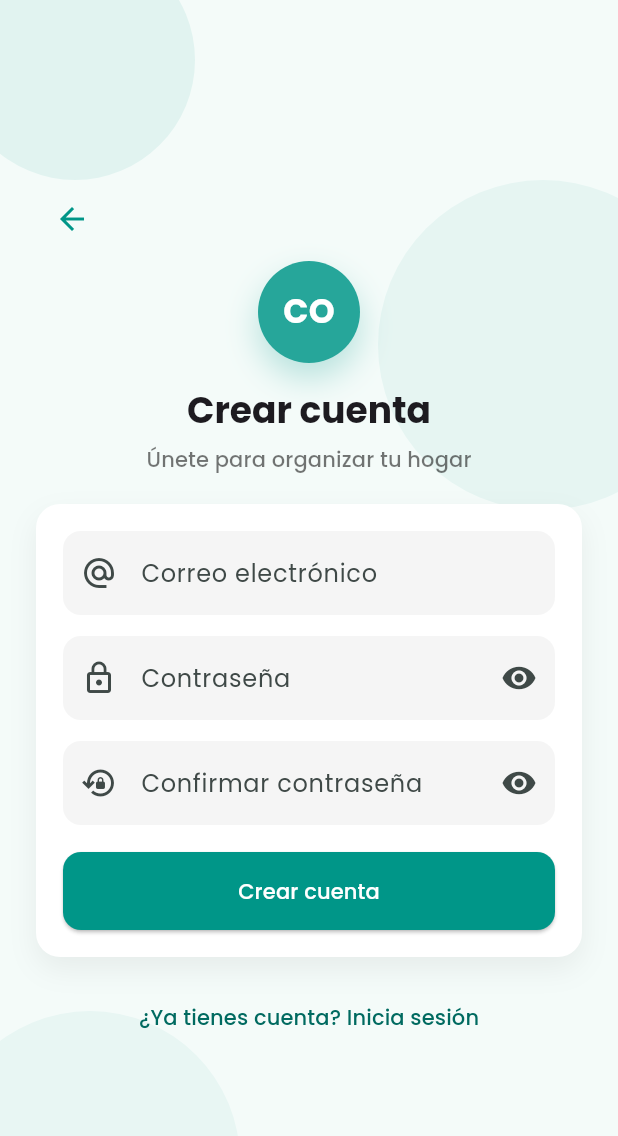
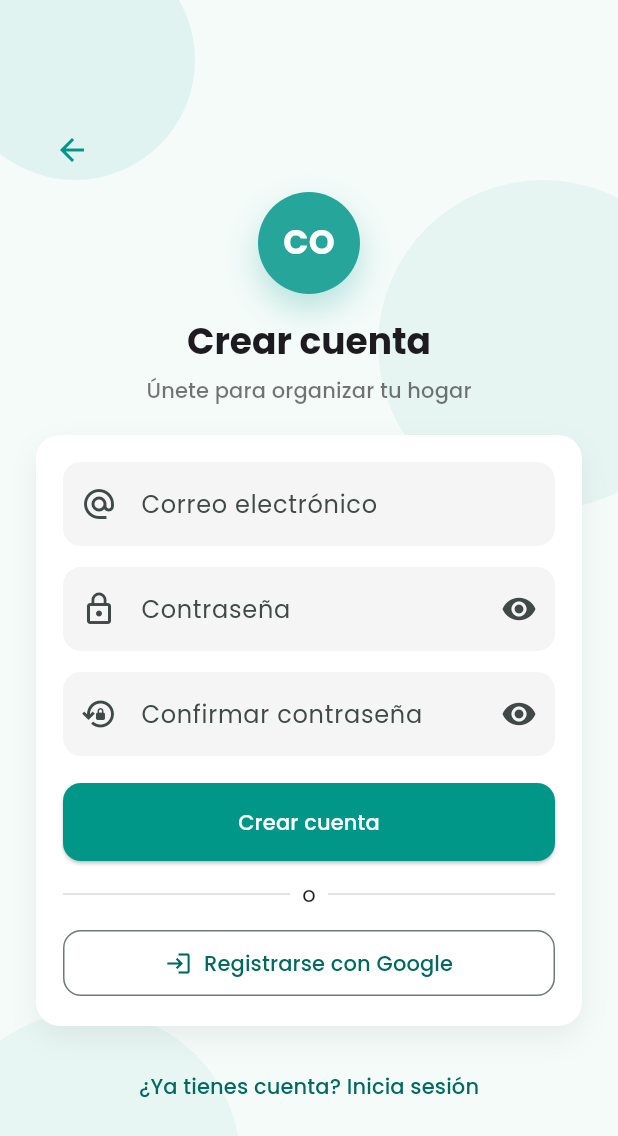
Before and after one commit to kytronApps/casa_en_orden, a Flutter app: the RegisterScreen screen opened by its route, on a phone screen of 412 x 824 dp. Shown: the top 1136 px of the screen. Run offline on Flutter 3.47's test engine with Material 3 defaults, Android fonts, the phone set to English and light mode, and no system bars; our stand-ins replace flutter_dotenv, google_fonts, image_picker, shared_preferences, supabase_flutter; accounts and stored records are empty; network calls fail.

```diff
--- a/casa_en_orden/lib/features/auth/ui/register_screen.dart
+++ b/casa_en_orden/lib/features/auth/ui/register_screen.dart
@@ -1,8 +1,8 @@
 import 'package:flutter/material.dart';
-import 'package:casa_en_orden/features/auth/ui/register_screen.dart';
+import 'package:flutter/foundation.dart';
 import 'package:casa_en_orden/features/auth/ui/login_screen.dart';
 import 'package:google_fonts/google_fonts.dart';
-import 'package:supabase_flutter/supabase_flutter.dart';
+import 'package:supabase_flutter/supabase_flutter.dart' as supabase;
 
 class RegisterScreen extends StatefulWidget {
   const RegisterScreen({super.key});
@@ -21,7 +21,7 @@ class _RegisterScreenState extends State<RegisterScreen> {
   bool _obscurePassword = true;
   bool _obscureConfirmPassword = true;
 
-  final supabase = Supabase.instance.client;
+  final sb = supabase.Supabase.instance.client;
 
   @override
   void dispose() {
@@ -39,7 +39,7 @@ class _RegisterScreenState extends State<RegisterScreen> {
 
     setState(() => _isLoading = true);
     try {
-      final response = await supabase.auth.signUp(
+      final response = await sb.auth.signUp(
         email: email,
         password: password,
       );
@@ -61,7 +61,7 @@ class _RegisterScreenState extends State<RegisterScreen> {
       } else {
         _showError('No se pudo crear la cuenta. Intenta nuevamente.');
       }
-    } on AuthException catch (e) {
+    } on supabase.AuthException catch (e) {
       _showError('Error: ${e.message}');
     } catch (e) {
       _showError('Error inesperado: $e');
@@ -75,6 +75,25 @@ class _RegisterScreenState extends State<RegisterScreen> {
     ScaffoldMessenger.of(context).showSnackBar(
       SnackBar(content: Text(message)),
     );
+  }
+
+  Future<void> _signUpWithGoogle() async {
+    if (_isLoading) return;
+    setState(() => _isLoading = true);
+    try {
+      final redirect = kIsWeb ? null : 'casaenorden://auth-callback';
+      await sb.auth.signInWithOAuth(
+  supabase.OAuthProvider.google,
+  redirectTo: redirect,
+);
+      // En Web redirige/reload; en móvil volverá por deep link y AuthStateChange en Login/Main puede manejar navegación.
+    } on supabase.AuthException catch (e) {
+      _showError(e.message);
+    } catch (e) {
+      _showError('No se pudo continuar con Google.');
+    } finally {
+      if (mounted) setState(() => _isLoading = false);
+    }
   }
 
   @override
@@ -246,6 +265,35 @@ class _RegisterScreenState extends State<RegisterScreen> {
                                     : const Text('Crear cuenta'),
                               ),
                             ),
+                        const SizedBox(height: 12),
+                        Row(
+                          children: [
+                            Expanded(child: Divider(color: Colors.black.withOpacity(.15))),
+                            const Padding(
+                              padding: EdgeInsets.symmetric(horizontal: 8.0),
+                              child: Text('o'),
+                            ),
+                            Expanded(child: Divider(color: Colors.black.withOpacity(.15))),
+                          ],
+                        ),
+                        const SizedBox(height: 12),
+                        SizedBox(
+                          width: double.infinity,
+                          child: OutlinedButton.icon(
+                            onPressed: _isLoading ? null : _signUpWithGoogle,
+                            style: OutlinedButton.styleFrom(
+                              padding: const EdgeInsets.symmetric(vertical: 12),
+                              shape: RoundedRectangleBorder(borderRadius: BorderRadius.circular(12)),
+                            ),
+                            icon: Image.network(
+                              'https://www.gstatic.com/firebasejs/ui/2.0.0/images/auth/google.svg',
+                              width: 20,
+                              height: 20,
+                              errorBuilder: (_, __, ___) => const Icon(Icons.login),
+                            ),
+                            label: const Text('Registrarse con Google'),
+                          ),
+                        ),
                           ],
                         ),
                       ),
@@ -277,7 +325,7 @@ class _RegisterScreenState extends State<RegisterScreen> {
 }
 
 class _CircleDecoration extends StatelessWidget {
-  const _CircleDecoration({super.key, this.top, this.bottom, this.left, this.right, required this.size, this.opacity = .08});
+  const _CircleDecoration({this.top, this.bottom, this.left, this.right, required this.size, this.opacity = .08});
   final double? top;
   final double? bottom;
   final double? left;
--- a/casa_en_orden/pubspec.yaml
+++ b/casa_en_orden/pubspec.yaml
@@ -32,6 +32,8 @@ dependencies:
     sdk: flutter
   google_fonts: ^6.1.0
   flutter_dotenv: ^5.1.0
+  image_picker: ^1.1.2
+  mime: ^1.0.4
 
 
   # The following adds the Cupertino Icons font to your application.
```
Also changed, not shown: casa_en_orden/lib/features/auth/ui/main_menu_screen.dart (+87 -4 lines), casa_en_orden/lib/services/avatar_service.dart (added, +46 -0 lines), casa_en_orden/pubspec.lock, 6 other files.
